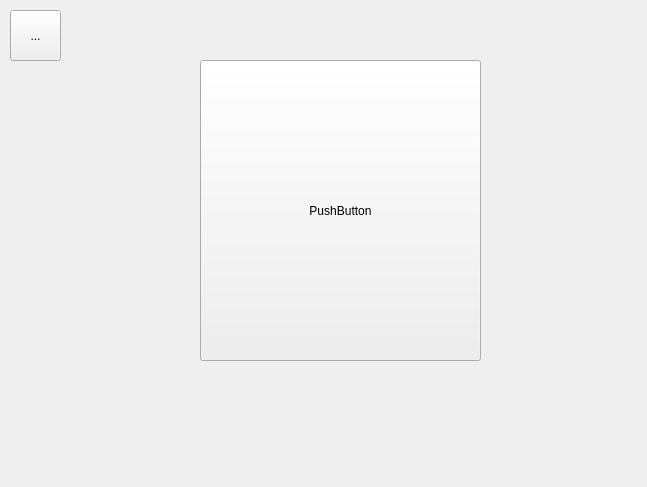
This is King_Project/mainpageform.ui in greg-maceachern12/MicroManage as Qt 5 draws it before an edit. The edited form follows.
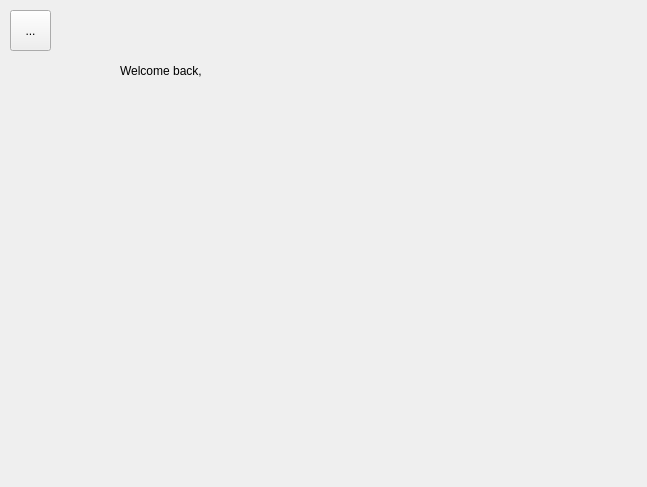
This is the edited form.

Commit message: Basic structure of the MainPage class. Each button would switch to its corresponding page. This may need tweaking as we further refine.

```diff
--- a/King_Project/mainpageform.ui
+++ b/King_Project/mainpageform.ui
@@ -13,32 +13,43 @@
   <property name="windowTitle">
    <string>HEY</string>
   </property>
-  <widget class="QPushButton" name="pushButton">
-   <property name="geometry">
-    <rect>
-     <x>200</x>
-     <y>60</y>
-     <width>281</width>
-     <height>301</height>
-    </rect>
-   </property>
-   <property name="text">
-    <string>PushButton</string>
-   </property>
-  </widget>
-  <widget class="QToolButton" name="toolButton">
+  <widget class="QToolButton" name="menuButton">
    <property name="geometry">
     <rect>
      <x>10</x>
      <y>10</y>
-     <width>51</width>
-     <height>51</height>
+     <width>41</width>
+     <height>41</height>
     </rect>
    </property>
    <property name="text">
     <string>...</string>
    </property>
   </widget>
+  <widget class="QLabel" name="welcomeLabel">
+   <property name="geometry">
+    <rect>
+     <x>120</x>
+     <y>40</y>
+     <width>411</width>
+     <height>61</height>
+    </rect>
+   </property>
+   <property name="text">
+    <string>Welcome back, </string>
+   </property>
+  </widget>
+  <widget class="QWidget" name="gridLayoutWidget">
+   <property name="geometry">
+    <rect>
+     <x>79</x>
+     <y>89</y>
+     <width>491</width>
+     <height>331</height>
+    </rect>
+   </property>
+   <layout class="QGridLayout" name="gridLayout"/>
+  </widget>
  </widget>
  <resources/>
  <connections/>
```
The commit also changes 4 other files.
